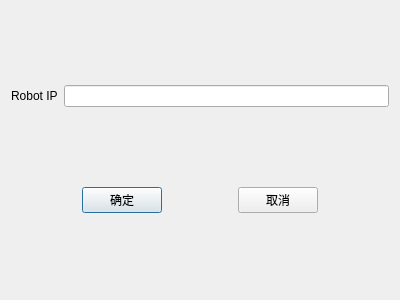
First picture: the form in logindialog.ui, repository lshiwjx/MeasureDistance, before the edit.
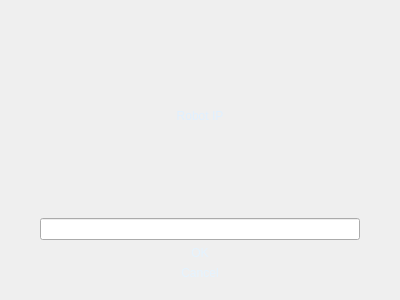
Second picture: the form after the edit. Icons and pictures are not drawn.

Commit message: 美化登录界面

Diff of the .ui file:
```diff
--- a/logindialog.ui
+++ b/logindialog.ui
@@ -13,77 +13,119 @@
   <property name="windowTitle">
    <string>Dialog</string>
   </property>
-  <layout class="QVBoxLayout" name="verticalLayout_2">
-   <item>
-    <layout class="QHBoxLayout" name="horizontalLayout">
-     <item>
-      <widget class="QLabel" name="label">
-       <property name="text">
-        <string>Robot IP</string>
-       </property>
-      </widget>
-     </item>
-     <item>
+  <property name="windowOpacity">
+   <double>1.000000000000000</double>
+  </property>
+  <property name="autoFillBackground">
+   <bool>true</bool>
+  </property>
+  <property name="styleSheet">
+   <string notr="true"/>
+  </property>
+  <layout class="QGridLayout" name="gridLayout_2">
+   <item row="0" column="1">
+    <widget class="QFrame" name="frame">
+     <property name="styleSheet">
+      <string notr="true">#frame{
+
+border-image:url(E:/ShiLei/code/qtForVS/pic/1.jpg);
+border-radius: 40px;
+}
+QPushButton#pushButton,QPushButton#pushButton_2{
+	font: 75 italic 9pt &quot;Arial&quot;;
+    border:0px;
+    background:rgba(255,255,255,0);
+	color: rgb(228, 243, 255);
+}
+QPushButton#pushButton:hover ,QPushButton#pushButton_2:hover                                               
+{
+    background: rgba(30,144,255,0.7);                         
+}</string>
+     </property>
+     <property name="frameShape">
+      <enum>QFrame::StyledPanel</enum>
+     </property>
+     <property name="frameShadow">
+      <enum>QFrame::Raised</enum>
+     </property>
+     <layout class="QGridLayout" name="gridLayout">
+      <item row="3" column="1">
       <widget class="QLineEdit" name="lineEdit"/>
      </item>
-    </layout>
-   </item>
-   <item>
-    <layout class="QHBoxLayout" name="horizontalLayout_2">
-     <item>
+      <item row="5" column="1">
+       <widget class="QPushButton" name="pushButton">
+        <property name="text">
+         <string>Cancel</string>
+        </property>
+       </widget>
+      </item>
+      <item row="3" column="0">
       <spacer name="horizontalSpacer">
        <property name="orientation">
         <enum>Qt::Horizontal</enum>
        </property>
+        <property name="sizeType">
+         <enum>QSizePolicy::Fixed</enum>
+        </property>
        <property name="sizeHint" stdset="0">
         <size>
-         <width>40</width>
+          <width>20</width>
          <height>20</height>
         </size>
        </property>
       </spacer>
      </item>
-     <item>
+      <item row="4" column="1">
       <widget class="QPushButton" name="pushButton_2">
+        <property name="styleSheet">
+         <string notr="true"/>
+        </property>
        <property name="text">
-        <string>确定</string>
+         <string>OK</string>
        </property>
       </widget>
      </item>
-     <item>
+      <item row="3" column="2">
       <spacer name="horizontalSpacer_2">
        <property name="orientation">
         <enum>Qt::Horizontal</enum>
        </property>
+        <property name="sizeType">
+         <enum>QSizePolicy::Fixed</enum>
+        </property>
        <property name="sizeHint" stdset="0">
         <size>
-         <width>40</width>
+          <width>20</width>
          <height>20</height>
         </size>
        </property>
       </spacer>
      </item>
-     <item>
-      <widget class="QPushButton" name="pushButton">
+      <item row="1" column="1">
+       <widget class="QLabel" name="label">
+        <property name="styleSheet">
+         <string notr="true">font: 75 italic 9pt &quot;Arial&quot;;
+color:rgb(224, 240, 255)</string>
+        </property>
        <property name="text">
-        <string>取消</string>
+         <string>Robot IP</string>
+        </property>
+        <property name="textFormat">
+         <enum>Qt::AutoText</enum>
+        </property>
+        <property name="scaledContents">
+         <bool>false</bool>
+        </property>
+        <property name="alignment">
+         <set>Qt::AlignCenter</set>
+        </property>
+        <property name="wordWrap">
+         <bool>false</bool>
        </property>
       </widget>
      </item>
-     <item>
-      <spacer name="horizontalSpacer_3">
-       <property name="orientation">
-        <enum>Qt::Horizontal</enum>
-       </property>
-       <property name="sizeHint" stdset="0">
-        <size>
-         <width>40</width>
-         <height>20</height>
-        </size>
-       </property>
-      </spacer>
-     </item>
-    </layout>
+     </layout>
+    </widget>
    </item>
   </layout>
  </widget>
```
Left out of the diff: 6 changed lines with no effect on the pictures. Lines whose indentation alone changed are shown as unchanged. The commit also changes 5 other files.
